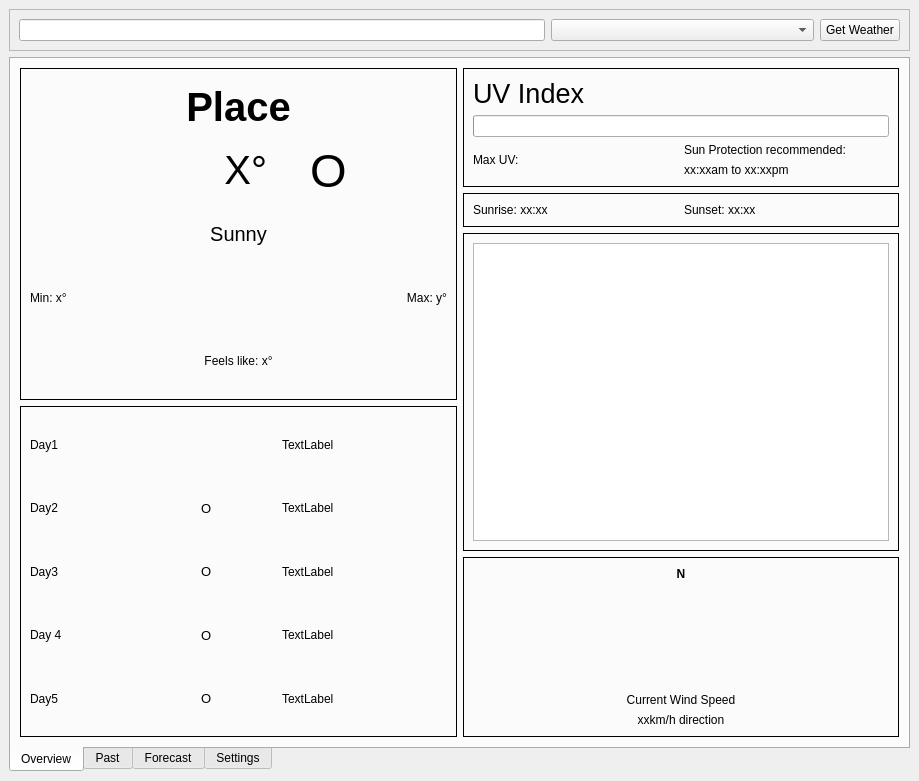
Above: main.ui from GamerTechUni/gavins-weather-app before the change. Below: the same form after it.
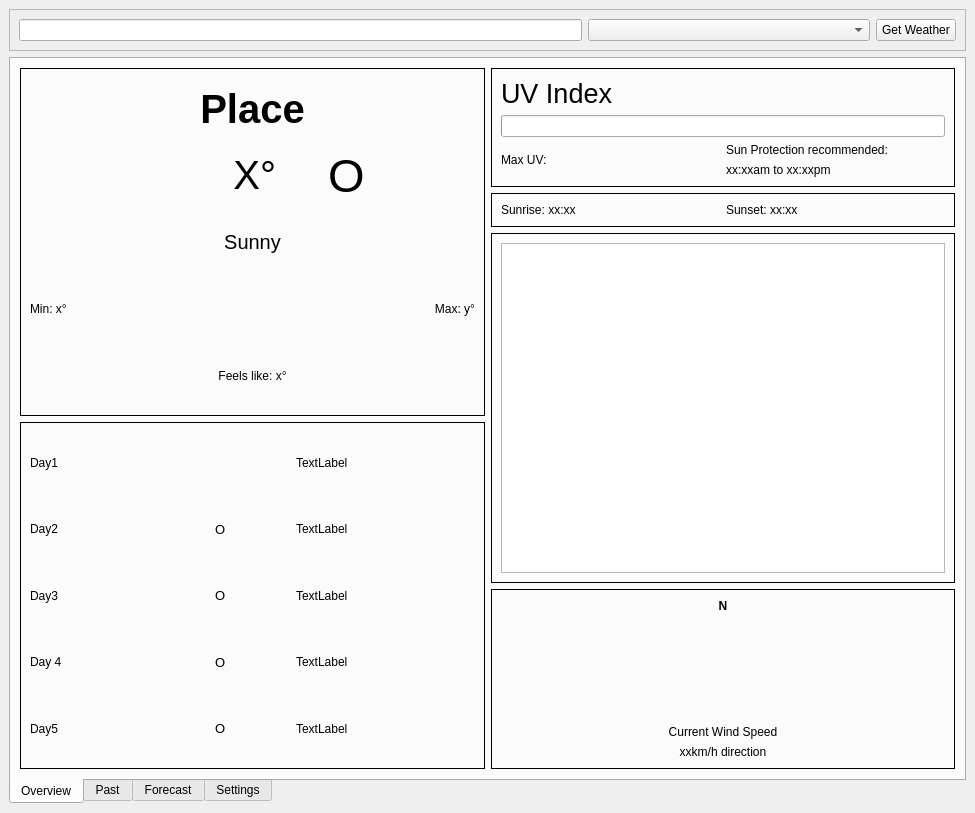
That is the form after the change. The open tabs and pages were chosen to show the change. Icons and pictures are not drawn. Custom widgets are drawn as their Qt base class.

What changed in the file:
```diff
--- a/main.ui
+++ b/main.ui
@@ -6,8 +6,8 @@
    <rect>
     <x>0</x>
     <y>0</y>
-    <width>919</width>
-    <height>781</height>
+    <width>975</width>
+    <height>813</height>
    </rect>
   </property>
   <property name="windowTitle">
```
Left out of the diff: 2 changed lines with no effect on the pictures.
